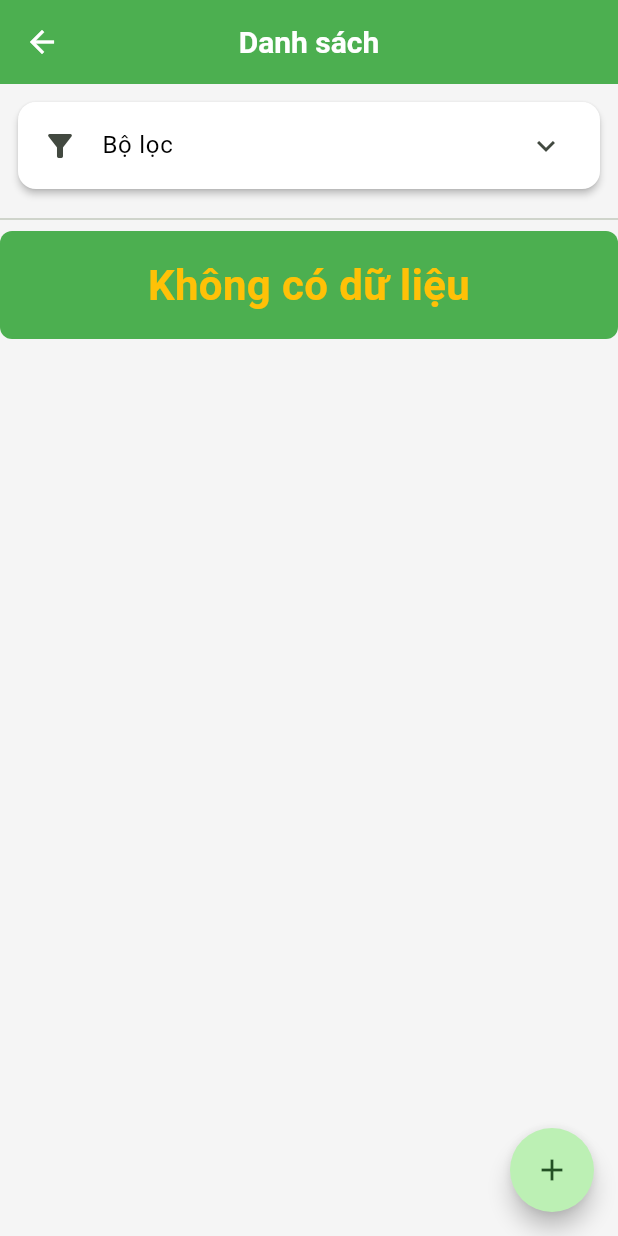
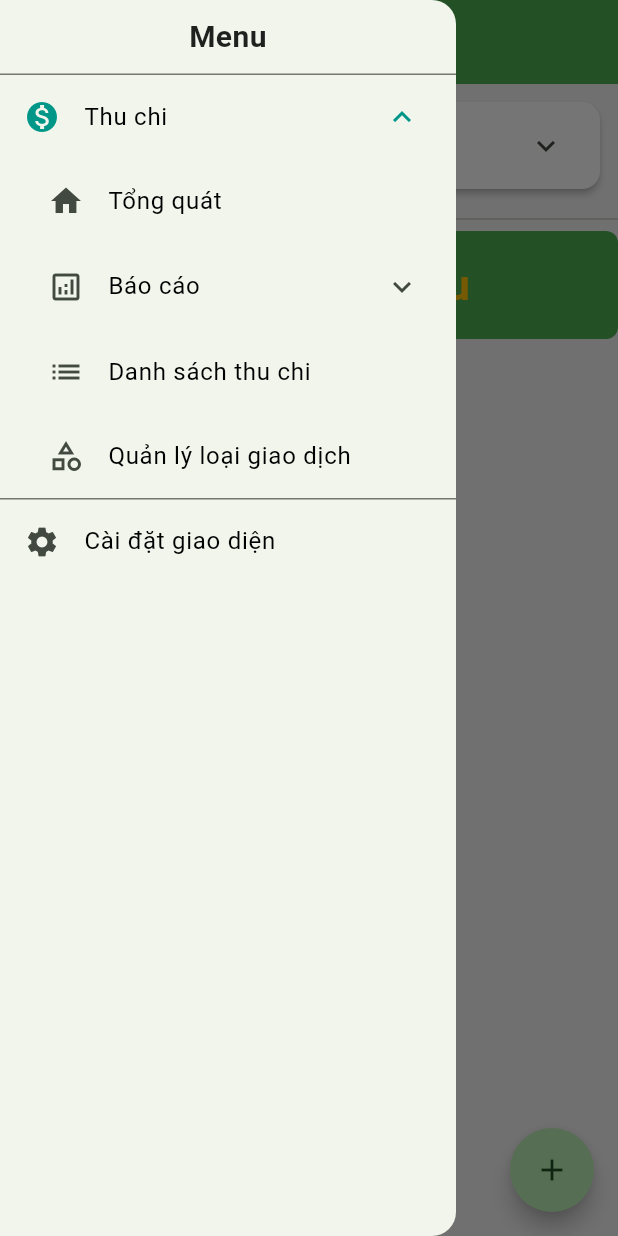
Before and after one commit to LeTienIT/vi_nho_flutter, a Flutter app: the TransactionListView screen opened by its route, with the side drawer open (before the commit the screen has no drawer), on a phone screen of 412 x 824 dp. Run offline on Flutter 3.47's test engine with Material 3 defaults, Android fonts, the phone set to English and light mode, and no system bars; drawn by our look-alikes of flutter_speed_dial; our stand-ins replace fl_chart, shared_preferences, sqflite; missing offline and left inert: dart:ffi; accounts and stored records are empty.

Commit message:
Thay đổi cách chuyển router, chuyển trang mới và hủy trang cũ với các trang chính, chuyển trang mới không hủy trang cũ với các trang phụ. Tạo view menu

```diff
--- a/lib/core/dark_theme.dart
+++ b/lib/core/dark_theme.dart
@@ -22,7 +22,7 @@ final darkTheme = ThemeData(
     bodyLarge: TextStyle(fontSize: 16, color: Colors.white),
     bodyMedium: TextStyle(fontSize: 14, color: Colors.white70),
     bodySmall: TextStyle(fontSize: 12, color: Colors.white60),
-    titleLarge: TextStyle(fontSize: 20, fontWeight: FontWeight.bold, color: Colors.black),
+    titleLarge: TextStyle(fontSize: 20, fontWeight: FontWeight.bold, color: Colors.white),
   ),
 
   cardTheme: const CardTheme(
--- a/lib/main.dart
+++ b/lib/main.dart
@@ -60,6 +60,10 @@ class MyApp extends StatelessWidget {
             return MaterialPageRoute(
               builder: (_) => SettingView(),
             );
+          case '/home':
+            return MaterialPageRoute(
+                builder: (_) => DashboardMainView()
+            );
         }
         return null;
       },
--- a/lib/views/settingView.dart
+++ b/lib/views/settingView.dart
@@ -2,6 +2,7 @@ import 'package:flutter/material.dart';
 import 'package:provider/provider.dart';
 
 import '../viewmodels/themeVM.dart';
+import '../widgets/dashboard/menu.dart';
 
 class SettingView extends StatefulWidget{
   const SettingView({super.key});
@@ -18,6 +19,7 @@ class _SettingView extends State<SettingView>{
     bool light = context.watch<ThemeVM>().isDark;
     return Scaffold(
       appBar: AppBar(title: Text('Cài đặt',)),
+      drawer: Drawer(child: Menu(),),
       body: ListView(
         children: [
           ExpansionTile(
--- a/lib/views/transactionView.dart
+++ b/lib/views/transactionView.dart
@@ -8,6 +8,8 @@ import 'package:vi_nho/viewmodels/filterVM.dart';
 import 'package:vi_nho/viewmodels/transactionVM.dart';
 import 'package:vi_nho/widgets/filterSection.dart';
 import 'package:vi_nho/widgets/transactionItem.dart';
+
+import '../widgets/dashboard/menu.dart';
 
 class TransactionListView extends StatefulWidget{
   const TransactionListView({super.key});
@@ -36,6 +38,7 @@ class _TransactionListView extends State<TransactionListView>{
         ),
         centerTitle: true,
       ),
+      drawer: Drawer(child: Menu(),),
       body: Column(
         mainAxisSize: MainAxisSize.max,
         mainAxisAlignment: MainAxisAlignment.start,
@@ -118,13 +121,6 @@ class _TransactionListView extends State<TransactionListView>{
                 Navigator.pushNamed(context, '/transaction-add');
               }
           ),
-          SpeedDialChild(
-              child: Icon(Icons.settings),
-              label: 'Cài đặt',
-              onTap: (){
-                Navigator.pushNamed(context, '/setting');
-              }
-          )
         ],
       ),
     );
--- /dev/null
+++ b/lib/widgets/dashboard/menu.dart
@@ -0,0 +1,77 @@
+import 'package:flutter/material.dart';
+
+class Menu extends StatelessWidget{
+  @override
+  Widget build(BuildContext context) {
+    return Column(
+      children: [
+        SizedBox(height: 10),
+        Text(
+          'Menu',
+          style: TextStyle(
+            fontSize: 20,
+            fontWeight: FontWeight.bold,
+          ),
+          textAlign: TextAlign.center,
+        ),
+        SizedBox(height: 10),
+        Expanded(
+          child: ListView(
+            children: [
+              ExpansionTile(
+                leading: Icon(Icons.monetization_on),
+                title: const Text('Thu chi'),
+                childrenPadding: EdgeInsets.only(left: 16),
+                initiallyExpanded: true,
+                children: [
+                  ListTile(
+                    leading: Icon(Icons.home),
+                    title: const Text('Tổng quát'),
+                    onTap: () => Navigator.pushNamedAndRemoveUntil(context, '/home', (router) => false),
+                  ),
+                  ExpansionTile(
+                    leading: Icon(Icons.analytics_outlined),
+                    title: const Text('Báo cáo'),
+                    childrenPadding: EdgeInsets.only(left: 16),
+                    children: [
+                      ListTile(
+                        leading: Icon(Icons.dashboard),
+                        title: const Text('Báo cáo theo tuần'),
+                        onTap: () {},
+                      ),
+                      ListTile(
+                        leading: Icon(Icons.dashboard_customize),
+                        title: const Text('Báo cáo theo tháng'),
+                        onTap: () {},
+                      ),
+                      ListTile(
+                        leading: Icon(Icons.dashboard_customize_outlined),
+                        title: const Text('Báo cáo theo năm'),
+                        onTap: () {},
+                      ),
+                    ],
+                  ),
+                  ListTile(
+                    leading: const Icon(Icons.list),
+                    title: const Text('Danh sách thu chi'),
+                    onTap: () => Navigator.pushNamedAndRemoveUntil(context, '/transaction-list', (route) => false),
+                  ),
+                  ListTile(
+                    leading: const Icon(Icons.category_outlined),
+                    title: const Text('Quản lý loại giao dịch'),
+                    onTap: () {},
+                  ),
+                ],
+              ),
+              ListTile(
+                leading: const Icon(Icons.settings),
+                title: const Text('Cài đặt giao diện'),
+                onTap: () => Navigator.pushNamedAndRemoveUntil(context, '/setting', (route) => false),
+              ),
+            ],
+          ),
+        ),
+      ],
+    );
+  }
+}
--- a/lib/widgets/sessionTitle.dart
+++ b/lib/widgets/sessionTitle.dart
@@ -19,7 +19,6 @@ class SessionTitle extends StatelessWidget{
                 style: TextStyle(
                   fontSize: 18,
                   fontWeight: FontWeight.bold,
-                  color: Colors.black,
                 ),
                 children: [
                   TextSpan(
@@ -28,7 +27,6 @@ class SessionTitle extends StatelessWidget{
                       fontSize: 14,
                       fontWeight: FontWeight.normal,
                       fontStyle: FontStyle.italic,
-                      color: Colors.black,
                     )
                   )
                 ]
```
Also changed, not shown: lib/views/dashboardMainView.dart (+2 -27 lines).
